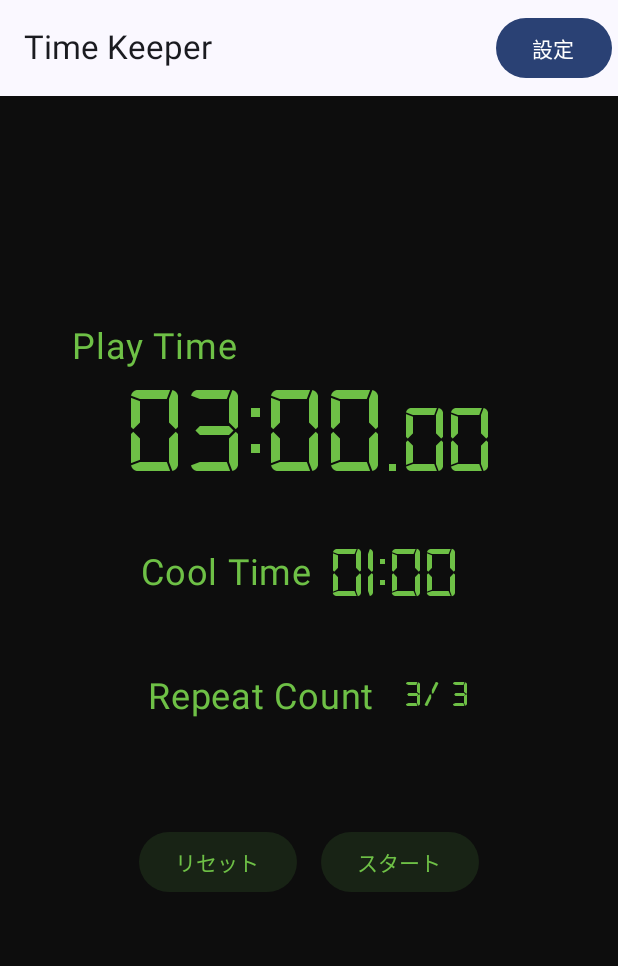
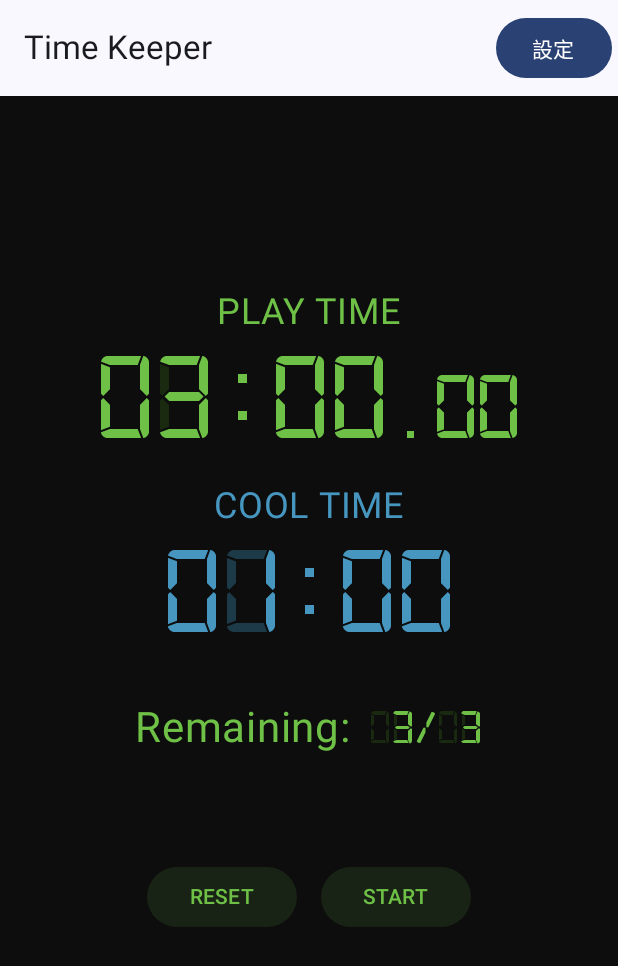
Before and after one commit to nyoshida880925-lab/kotlin-time-keeper, an Android app built with Jetpack Compose: the screen it shows after launch (MainActivity), on a phone screen of 412 x 824 dp. Shown: the top 966 px of the screen. Run offline under Robolectric (Android 15) with nearby library versions, the phone set to English and light mode, and no system bars.

Commit message:
デザイン変更途中

```diff
--- a/app/src/main/java/com/example/playcooltimer/ui/MainScreen.kt
+++ b/app/src/main/java/com/example/playcooltimer/ui/MainScreen.kt
@@ -5,13 +5,14 @@ import android.media.MediaPlayer
 import android.os.CountDownTimer
 import androidx.compose.foundation.background
 import androidx.compose.foundation.layout.Arrangement
+import androidx.compose.foundation.layout.Box
 import androidx.compose.foundation.layout.Column
 import androidx.compose.foundation.layout.Row
 import androidx.compose.foundation.layout.Spacer
 import androidx.compose.foundation.layout.fillMaxSize
-import androidx.compose.foundation.layout.fillMaxWidth
 import androidx.compose.foundation.layout.height
 import androidx.compose.foundation.layout.padding
+import androidx.compose.foundation.layout.width
 import androidx.compose.foundation.layout.wrapContentWidth
 import androidx.compose.material3.Button
 import androidx.compose.material3.ButtonDefaults
@@ -36,7 +37,7 @@ import androidx.compose.ui.unit.dp
 import androidx.compose.ui.unit.sp
 import com.example.playcooltimer.R
 import com.example.playcooltimer.TimerViewModel
-import com.example.playcooltimer.ui.theme.DigitalFont
+import com.example.playcooltimer.ui.theme.Digital7MonoFont
 
 @SuppressLint("DefaultLocale")
 @OptIn(ExperimentalMaterial3Api::class)
@@ -55,6 +56,7 @@ fun MainScreen(viewModel: TimerViewModel, onOpenSettings: () -> Unit) {
 
     var isRunning by remember { mutableStateOf(false) }
     var isPlayPhase by remember { mutableStateOf(true) }
+    var isTapStop by remember { mutableStateOf(false) }
     var timer: CountDownTimer? by remember { mutableStateOf(null) }
 
     val context = LocalContext.current
@@ -72,6 +74,7 @@ fun MainScreen(viewModel: TimerViewModel, onOpenSettings: () -> Unit) {
         coolTimeLeft = coolTimeInit
         isPlayPhase = true
         isRunning = false
+        isTapStop = false
         repeatCountInit = setting.repeatCount
     }
 
@@ -79,7 +82,7 @@ fun MainScreen(viewModel: TimerViewModel, onOpenSettings: () -> Unit) {
 
     fun startTimer() {
         timer?.cancel()
-        if (isPlayPhase) repeatCountInit -= 1
+        if (isPlayPhase && !isTapStop) repeatCountInit -= 1
         val totalMillis =
             if (isPlayPhase) playTimeLeft * 1000L + playMilliLeft
             else coolTimeLeft * 1000L
@@ -89,6 +92,7 @@ fun MainScreen(viewModel: TimerViewModel, onOpenSettings: () -> Unit) {
         ) {
             override fun onTick(ms: Long) {
                 if (isPlayPhase) {
+                    isTapStop = false
                     playTimeLeft = (ms / 1000).toInt()
                     playMilliLeft = ms % 1000
                 } else {
@@ -120,6 +124,7 @@ fun MainScreen(viewModel: TimerViewModel, onOpenSettings: () -> Unit) {
     fun pauseTimer() {
         timer?.cancel()
         isRunning = false
+        isTapStop = true
     }
 
     Scaffold(
@@ -143,12 +148,28 @@ fun MainScreen(viewModel: TimerViewModel, onOpenSettings: () -> Unit) {
             horizontalAlignment = Alignment.CenterHorizontally,
         ) {
             Text(
-                "Play Time",
+                "PLAY TIME",
                 fontSize = 24.sp,
-                color = Color(0xFF6EC046),
-                modifier = Modifier
-                    .fillMaxWidth()
-                    .wrapContentWidth(Alignment.Start)
+                color = Color(0xFF6EC046)
+            )
+            Box(
+                contentAlignment = Alignment.Center // 中央に重ねる
+            ) {
+                Text(
+                    buildAnnotatedString {
+                        append("00:00")
+                        withStyle(SpanStyle(fontSize = 64.sp)) {
+                            append(
+                                String.format(
+                                    ".00",
+                                    playMilliLeft / 10
+                                )
+                            )
+                        }
+                    },
+                    fontSize = 84.sp,
+                    fontFamily = Digital7MonoFont,
+                    color = Color(0xFF192A11)
                 )
                 Text(
                     buildAnnotatedString {
@@ -168,22 +189,29 @@ fun MainScreen(viewModel: TimerViewModel, onOpenSettings: () -> Unit) {
                             )
                         }
                     },
-                fontSize = 82.sp,
-                fontFamily = DigitalFont,
+                    fontSize = 84.sp,
+                    fontFamily = Digital7MonoFont,
                     color = Color(0xFF6EC046)
                 )
+            }
 
             Spacer(modifier = Modifier.height(16.dp))
 
-            Row(
-                verticalAlignment = Alignment.CenterVertically
+            Text(
+                "COOL TIME",
+                fontSize = 24.sp,
+                color = Color(0xFF4696C0),
+                modifier = Modifier
+                    .wrapContentWidth(Alignment.Start)
+            )
+            Box(
+                contentAlignment = Alignment.Center
             ) {
                 Text(
-                    "Cool Time",
-                    fontSize = 24.sp,
-                    color = Color(0xFF6EC046),
-                    modifier = Modifier
-                        .wrapContentWidth(Alignment.Start)
+                    text = "00:00",
+                    fontSize = 84.sp,
+                    fontFamily = Digital7MonoFont,
+                    color = Color(0xFF1D3A48)
                 )
                 Text(
                     text = String.format(
@@ -191,12 +219,9 @@ fun MainScreen(viewModel: TimerViewModel, onOpenSettings: () -> Unit) {
                         coolTimeLeft / 60,
                         coolTimeLeft % 60
                     ),
-                    fontSize = 48.sp,
-                    fontFamily = DigitalFont,
-                    color = Color(0xFF6EC046),
-                    modifier = Modifier
-                        .wrapContentWidth(Alignment.Start)
-                        .padding(12.dp)
+                    fontSize = 84.sp,
+                    fontFamily = Digital7MonoFont,
+                    color = Color(0xFF4696C0)
                 )
             }
 
@@ -204,11 +229,27 @@ fun MainScreen(viewModel: TimerViewModel, onOpenSettings: () -> Unit) {
 
             Row {
                 Text(
-                     "Repeat Count",
-                    fontSize = 24.sp,
+                     "Remaining:",
+                    fontSize = 28.sp,
                     color = Color(0xFF6EC046),
                     modifier = Modifier
                         .wrapContentWidth(Alignment.Start)
+                )
+                Box(
+                    contentAlignment = Alignment.Center
+                ){
+                    Text(
+                        text = String.format(
+                            "00/00",
+                            repeatCountInit,
+                            setting.repeatCount
+                        ),
+                        fontSize = 32.sp,
+                        color = Color(0xFF192A11),
+                        fontFamily = Digital7MonoFont,
+                        modifier = Modifier
+                            .wrapContentWidth(Alignment.Start)
+                            .padding(12.dp, 0.dp, 0.dp, 0.dp)
                     )
                     Text(
                         text = String.format(
@@ -216,13 +257,14 @@ fun MainScreen(viewModel: TimerViewModel, onOpenSettings: () -> Unit) {
                             repeatCountInit,
                             setting.repeatCount
                         ),
-                    fontSize = 24.sp,
+                        fontSize = 32.sp,
                         color = Color(0xFF6EC046),
-                    fontFamily = DigitalFont,
+                        fontFamily = Digital7MonoFont,
                         modifier = Modifier
                             .wrapContentWidth(Alignment.Start)
                             .padding(12.dp, 0.dp, 0.dp, 0.dp)
                     )
+                }
             }
 
             Spacer(modifier = Modifier.height(64.dp))
@@ -237,19 +279,23 @@ fun MainScreen(viewModel: TimerViewModel, onOpenSettings: () -> Unit) {
                         disabledContainerColor = Color(0xFF182315),
                         disabledContentColor = Color(0xFF477B2E)
                     ),
-                    modifier = Modifier.padding(8.dp)
+                    modifier = Modifier
+                        .padding(8.dp)
+                        .width(100.dp)
                 ) {
-                    Text("リセット")
+                    Text("RESET")
                 }
                 Button(
                     onClick = { if (isRunning) pauseTimer() else startTimer() },
-                    modifier = Modifier.padding(8.dp),
+                    modifier = Modifier
+                        .padding(8.dp)
+                        .width(100.dp),
                     colors = ButtonDefaults.buttonColors(
                         containerColor = Color(0xFF182315),
                         contentColor = Color(0xFF6EC046)
                     )
                 ) {
-                    Text(if (isRunning) "ストップ" else "スタート")
+                    Text(if (isRunning) "STOP" else "START")
                 }
             }
         }
--- a/app/src/main/java/com/example/playcooltimer/ui/theme/Font.kt
+++ b/app/src/main/java/com/example/playcooltimer/ui/theme/Font.kt
@@ -4,4 +4,5 @@ import androidx.compose.ui.text.font.Font
 import androidx.compose.ui.text.font.FontFamily
 import com.example.playcooltimer.R
 
-val DigitalFont = FontFamily(Font(R.font.digital_7))
+val Digital7Font = FontFamily(Font(R.font.digital_7))
+val Digital7MonoFont = FontFamily(Font(R.font.digital_7_mono))
```
Also changed, not shown: app/src/main/res/font/digital_7_mono.ttf (added). Lines whose indentation alone changed are shown as unchanged.
